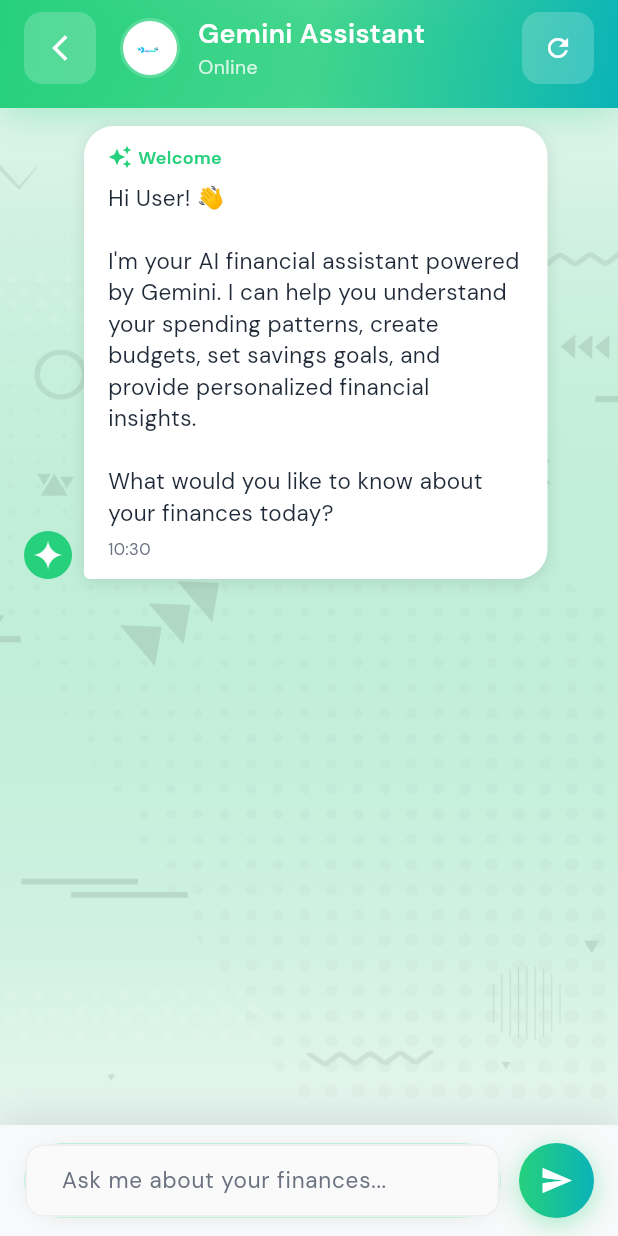
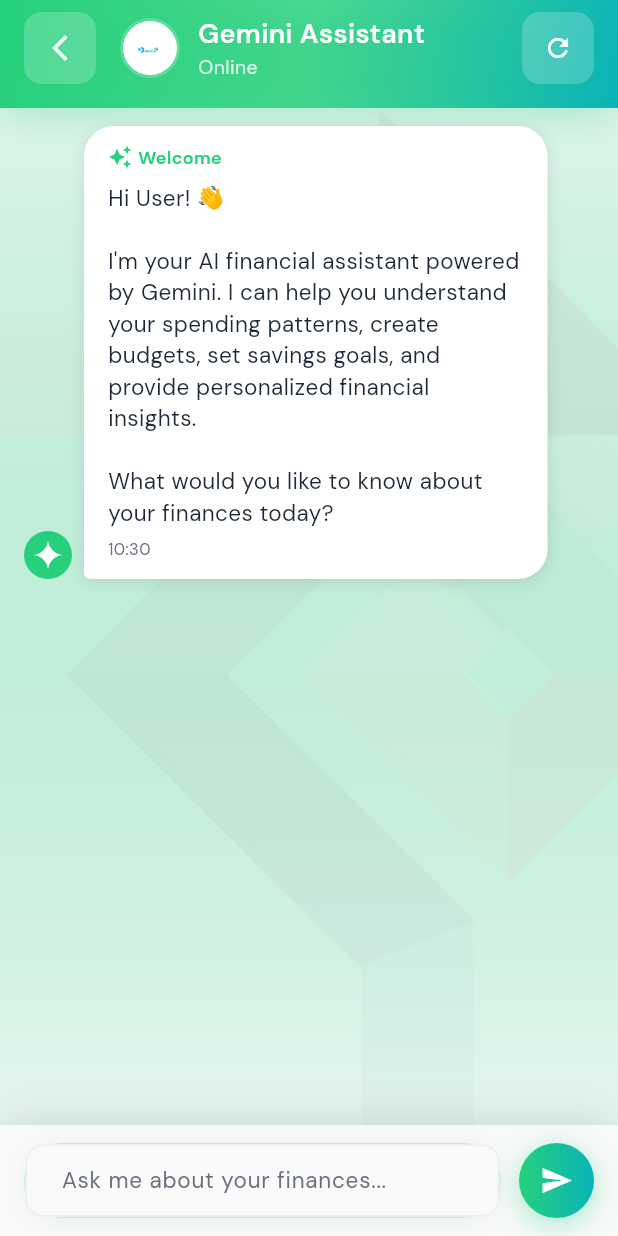
Before and after one commit to CHEGEBB/DailyDime, a Flutter app: the AIChatScreen screen opened directly, on a phone screen of 412 x 824 dp. Run offline on Flutter 3.47's test engine with Material 3 defaults, Android fonts, the phone set to English and light mode, and no system bars; our stand-ins replace animate_do, appwrite, cached_network_image, device_info_plus, file_picker, fl_chart and 16 more; missing offline and left inert: another_telephony, workmanager; accounts and stored records are empty; network calls fail; project files that could hold a hidden picture were left out.

```diff
--- a/dailydime/lib/screens/ai_chat_screen.dart
+++ b/dailydime/lib/screens/ai_chat_screen.dart
@@ -516,7 +516,7 @@ class _AIChatScreenState extends State<AIChatScreen>
         child: Container(
           decoration: BoxDecoration(
             image: DecorationImage(
-              image: AssetImage('assets/images/bgpattern1.png'),
+              image: AssetImage('assets/images/bgpattern3.png'),
               fit: BoxFit.cover,
               opacity: 0.1,
             ),
```
Also changed, not shown: dailydime/assets/images/bgpattern4.png (added), dailydime/assets/images/bgpattern5.png (added).
